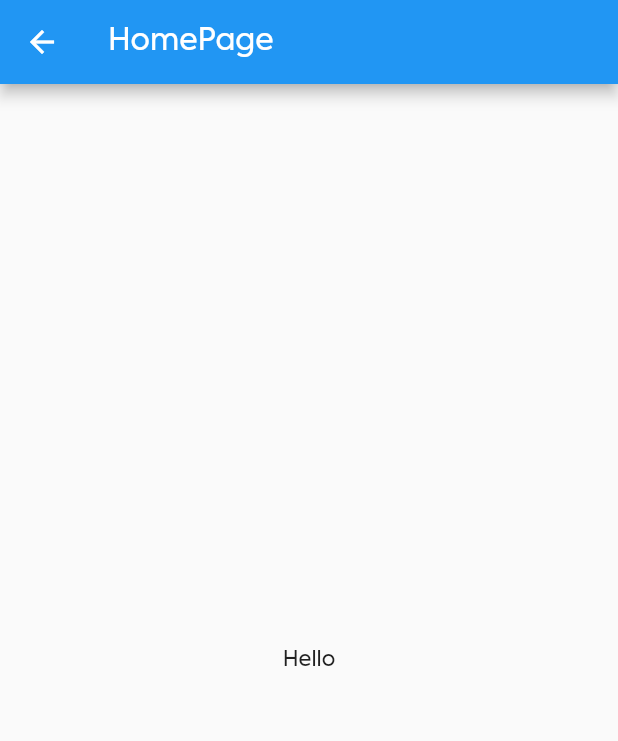
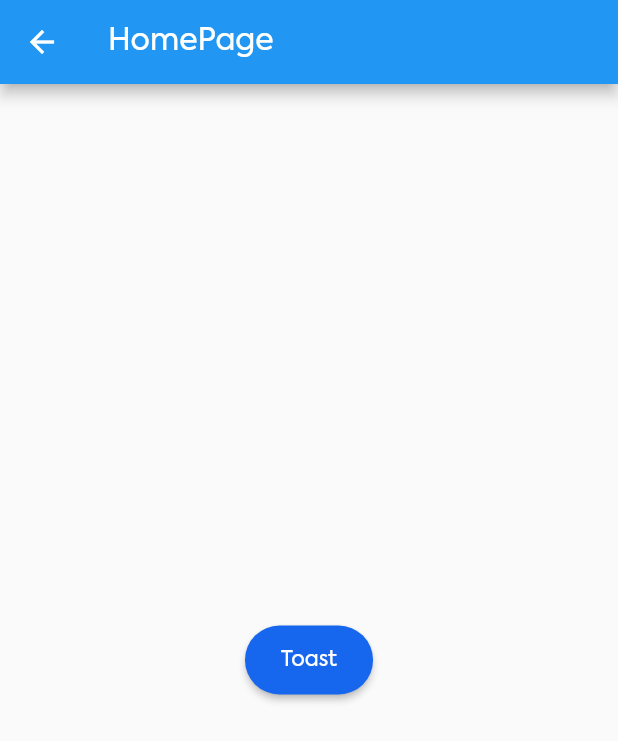
Before and after one commit to AnandLeanIX/flutter-tech-talk, a Flutter app: the HomePage screen opened directly, on a phone screen of 412 x 824 dp. Shown: the top 741 px of the screen. Run offline on Flutter 3.47's test engine with Material 2 defaults, Android fonts, the phone set to English and light mode, and no system bars; our stand-ins replace fluttertoast; network calls fail.

Commit message:
Adding 3rd party package

```diff
--- a/lib/homepage.dart
+++ b/lib/homepage.dart
@@ -1,4 +1,5 @@
 import 'package:flutter/material.dart';
+import 'package:fluttertoast/fluttertoast.dart';
 
 class HomePage extends StatelessWidget {
   @override
@@ -8,8 +9,31 @@ class HomePage extends StatelessWidget {
         title: Text("HomePage"),
       ),
       body: Center(
-        child: Text("Hello"),
+        child: ElevatedButton(
+          child: Padding(
+              padding: EdgeInsets.symmetric(horizontal: 8, vertical: 12),
+              child: Text("Toast")),
+          onPressed: () {
+            _showToastMessage();
+          },
+          style: ButtonStyle(
+              backgroundColor:
+                  MaterialStateProperty.all<Color>(const Color(0xff1666ee)),
+              shape: MaterialStateProperty.all<RoundedRectangleBorder>(
+                  RoundedRectangleBorder(
+                      borderRadius: BorderRadius.circular(32)))),
+        ),
       ),
     );
   }
+
+  _showToastMessage() {
+    Fluttertoast.showToast(
+        msg: "This is Center Short Toast",
+        toastLength: Toast.LENGTH_SHORT,
+        gravity: ToastGravity.CENTER,
+        backgroundColor: Colors.green,
+        textColor: Colors.white,
+        fontSize: 16.0);
+  }
 }
--- a/pubspec.yaml
+++ b/pubspec.yaml
@@ -10,6 +10,7 @@ dependencies:
     sdk: flutter
 
   cupertino_icons: ^1.0.2
+  fluttertoast: ^8.0.7
 
 dev_dependencies:
   flutter_test:
```
Also changed, not shown: pubspec.lock, 4 other files.
